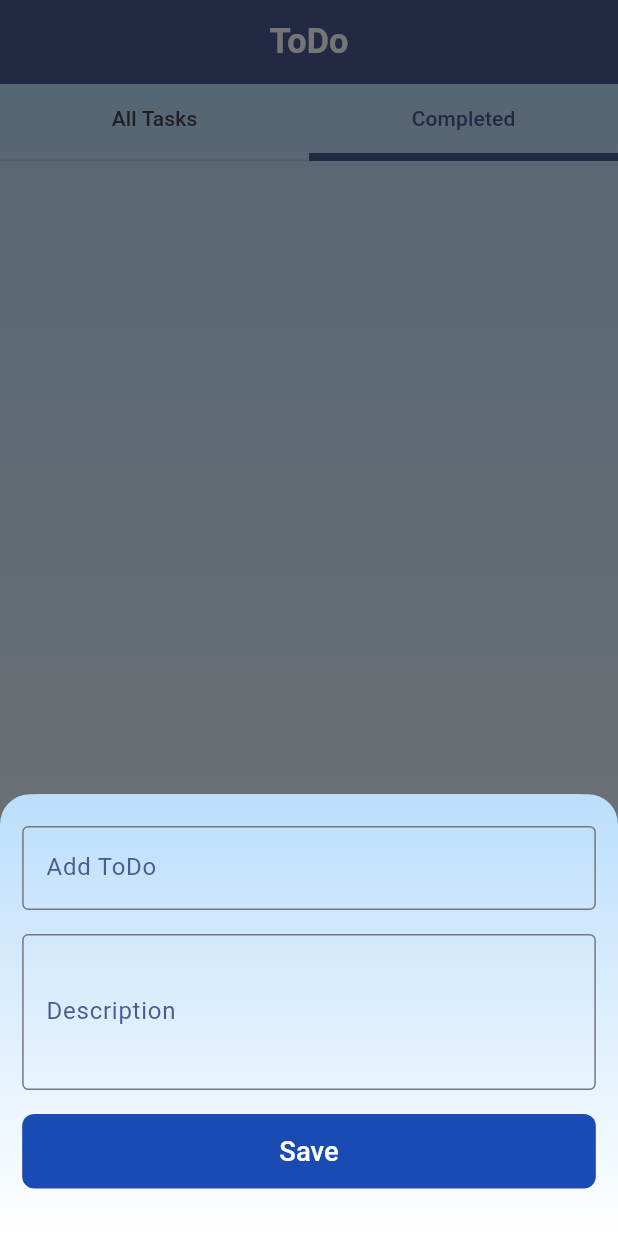
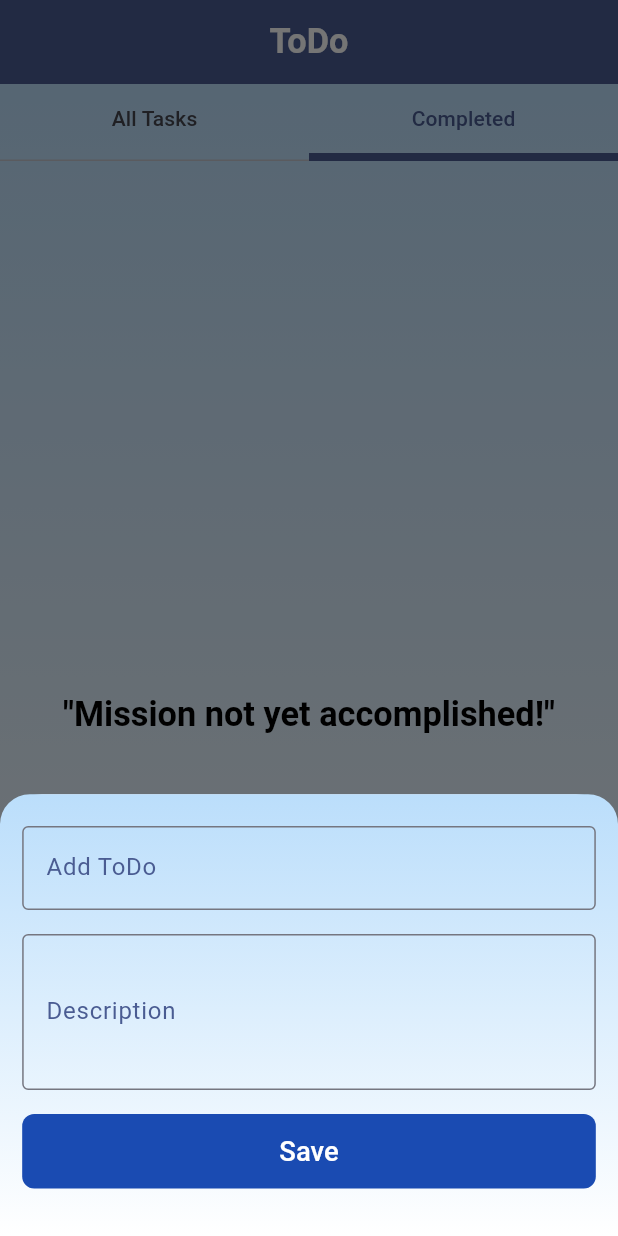
Before and after one commit to Amalrajkpw/demo_todo_megmo, a Flutter app: the screen it shows after launch, tab 2 chosen, after a tap on "Add ToDo", on a phone screen of 412 x 824 dp. Run offline on Flutter 3.47's test engine with Material 3 defaults, Android fonts, the light colour scheme and no system bars; our stand-ins replace flutter_screenutil, get; network calls fail.

Commit message:
final commit

```diff
--- a/lib/controller/home_screen_controller.dart
+++ b/lib/controller/home_screen_controller.dart
@@ -2,6 +2,7 @@ import 'package:flutter/cupertino.dart';
 import 'package:get/get.dart';
 
 import '../model/todo_model.dart';
+import '../services/services.dart';
 
 class HomeScreenController extends GetxController {
   RxBool isChecked = false.obs;
@@ -16,8 +17,16 @@ class HomeScreenController extends GetxController {
 
   var allTodoList = <TodoGetModel>[].obs;
   var isCompletedList = <TodoGetModel>[].obs;
-  void refreshAllTodo (){
+
+  void refreshAllTodo() {
     allTodoList.refresh();
-    update( );
+    update();
+  }
+
+
+
+  void refreshCompletedTodo() {
+    isCompletedList.refresh();
+    update();
   }
 }
--- a/lib/utils/routes.dart
+++ b/lib/utils/routes.dart
@@ -14,12 +14,12 @@ class Routes {
         ),
     GetPage(
       name: homeScreenRoute,
-      page: () => HomeScreen(),
+      page: () => const HomeScreen(),
     ),
     GetPage(
       name: todoDetailsRoute,
-      page: () =>  TodoDetailsPage(
-
+      page: () => const  TodoDetailsPage(
+isCompleted: true,
       ),
     ),
   ];
--- a/lib/view/home_screen/home_screen.dart
+++ b/lib/view/home_screen/home_screen.dart
@@ -13,12 +13,10 @@ import 'dart:ui';
 import 'package:get/get_state_manager/src/rx_flutter/rx_obx_widget.dart';
 
 class HomeScreen extends StatelessWidget {
-
-   const  HomeScreen({super.key});
+  const HomeScreen({super.key});
 
   @override
   Widget build(BuildContext context) {
-
     return DefaultTabController(
       length: 2,
       child: Scaffold(
@@ -59,27 +57,61 @@ class HomeScreen extends StatelessWidget {
                 Expanded(
                   child: TabBarView(children: [
                     Obx(
-                          ()  =>homeController.allTodoList.isEmpty?Center(child: Text('Get Started\nAdd a new ToDo'),) :ListView.separated(
+                      () => homeController.allTodoList.length == 0
+                          ? Container(
+                              height: double.infinity,
+                              width: double.infinity,
+                              child: Center(
+                                child: Text(
+                                  'Get Started\nAdd a new ToDo',
+                                  textAlign: TextAlign.center,
+                                  style:
+                                      Theme.of(context).textTheme.headlineLarge,
+                                ),
+                              ),
+                            )
+                          : ListView.separated(
                               separatorBuilder: (context, int) =>
                                   AppSizedBox.sizedBox20vertical,
                               itemCount: homeController.allTodoList.length,
                               itemBuilder: (context, index) => TodoTileWidget(
-                                title: homeController.allTodoList.value[index].title,
-                                description: homeController.allTodoList.value[index].description,
-                            isCompleted: homeController.allTodoList.value[index].isCompleted,
-                            id: homeController.allTodoList.value[index].id,
+                                    title: homeController
+                                        .allTodoList.value[index].title,
+                                    description: homeController
+                                        .allTodoList.value[index].description,
+                                    isCompleted: homeController
+                                        .allTodoList.value[index].isCompleted,
+                                    id: homeController
+                                        .allTodoList.value[index].id,
                                   )),
                     ),
                     Obx(
-                        () =>ListView.separated(
+                      () => homeController.isCompletedList.length == 0
+                          ? Container(
+                              height: double.infinity,
+                              width: double.infinity,
+                              child: Center(
+                                child: Text(
+                                  '"Mission not yet accomplished!"',
+                                  textAlign: TextAlign.center,
+                                  style:
+                                      Theme.of(context).textTheme.headlineLarge,
+                                ),
+                              ),
+                            )
+                          : ListView.separated(
                               separatorBuilder: (context, int) =>
                                   AppSizedBox.sizedBox20vertical,
                               itemCount: homeController.isCompletedList.length,
                               itemBuilder: (context, index) => TodoTileWidget(
-                            title: homeController.isCompletedList.value[index].title,
-                            description: homeController.isCompletedList.value[index].description,
-                            isCompleted: homeController.isCompletedList.value[index].isCompleted,
-                            id: homeController.isCompletedList.value[index].id,
+                                    title: homeController
+                                        .isCompletedList.value[index].title,
+                                    description: homeController.isCompletedList
+                                        .value[index].description,
+                                    isCompleted: homeController.isCompletedList
+                                        .value[index].isCompleted,
+                                    id: homeController
+                                        .isCompletedList.value[index].id,
                                   )),
                     ),
                   ]),
--- a/lib/view/splash_screen/splash_screen.dart
+++ b/lib/view/splash_screen/splash_screen.dart
@@ -16,16 +16,22 @@ class SplashScreen extends StatefulWidget {
 
 class _SplashScreenState extends State<SplashScreen> {
   @override
-  void initState()  {
+  void initState() {
     super.initState();
-     AppServices.getData();
-     homeController.refreshAllTodo();
-    print('alltodo');
-    print(homeController.allTodoList.toString());
-    homeController.isCompletedList.assignAll(
-        homeController.allTodoList.where((todo) => todo.isCompleted).toList());
+    AppServices.getData();
+
+    homeController.refreshAllTodo();
 
     Future.delayed(const Duration(seconds: 2), () {
+      homeController.isCompletedList.assignAll(homeController.allTodoList
+          .where((todo) => todo.isCompleted)
+          .toList());
+      homeController.refreshCompletedTodo();
+      print('comTodo');
+      print(homeController.isCompletedList.length);
+      homeController.refreshAllTodo();
+      print('alltodo');
+      print(homeController.allTodoList.toString());
       Get.offNamed(Routes.homeScreenRoute);
     });
   }
--- a/lib/view/todo_deails_screen/todo_details_screen.dart
+++ b/lib/view/todo_deails_screen/todo_details_screen.dart
@@ -11,11 +11,11 @@ import 'package:get/get.dart';
 class TodoDetailsPage extends StatelessWidget {
   final String? title;
   final String? description;
-  final bool? isCompleted;
+  final bool isCompleted;
   final dynamic id;
 
   const TodoDetailsPage(
-      {Key? key, this.id, this.title, this.isCompleted, this.description})
+      {Key? key, this.id, this.title,required this.isCompleted, this.description})
       : super(key: key);
 
   @override
@@ -85,6 +85,7 @@ class TodoDetailsPage extends StatelessWidget {
                             id: id,
                             description: description,
                             string: title,
+                            isCompleted: isCompleted,
                           );
                         },
                       );
```
Also changed, not shown: lib/model/todo_model.dart (+5 -6 lines), lib/services/services.dart (+8 -3 lines), lib/view/home_screen/widgets/add_todo_bottomsheet.dart (+38 -12 lines), lib/view/home_screen/widgets/todo_tile.dart (+25 -25 lines), 1 other file. Lines whose indentation alone changed are shown as unchanged.
